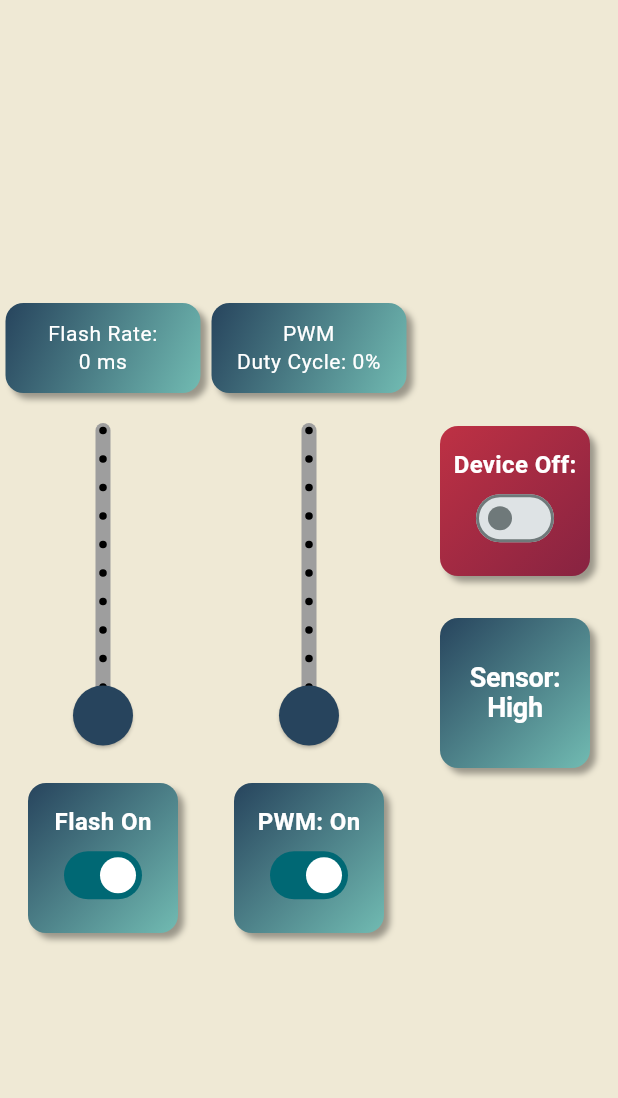
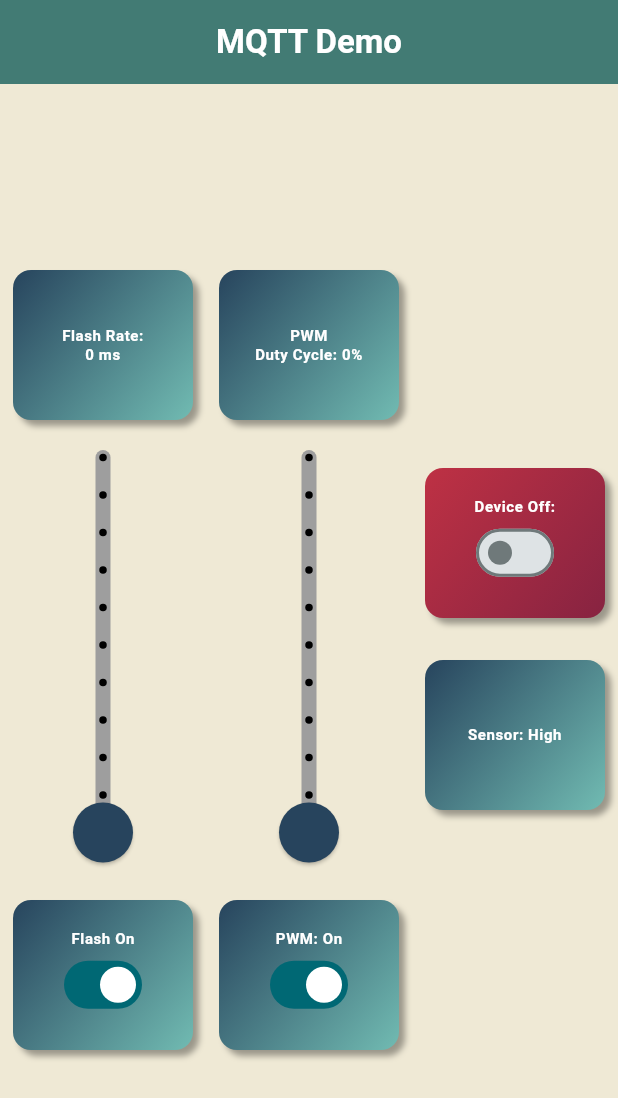
Before and after one commit to AllyTechEngineering/udemy_mqtt_demo_ios, a Flutter app: the screen it shows after launch, on a phone screen of 412 x 824 dp. Shown: the top 1098 px of the screen. Run offline on Flutter 3.47's test engine with Material 3 defaults, Android fonts, the phone set to English and light mode, and no system bars; our stand-ins replace bloc, equatable, flutter_bloc, flutter_dotenv, google_fonts; missing offline and left inert: mqtt_client.

Commit message:
Added a custom_platforms class

```diff
--- a/lib/main.dart
+++ b/lib/main.dart
@@ -77,20 +77,16 @@ class MyApp extends StatelessWidget {
 
   @override
   Widget build(BuildContext context) {
-    return RepositoryProvider(
-      create: (context) => dataRepository,
+    return RepositoryProvider.value(
+      value: dataRepository,
       child: MultiBlocProvider(
         providers: [
-          BlocProvider(
-              create: (context) => PwmCubit(dataRepository)),
-          BlocProvider(
-              create: (context) => FlashCubit(dataRepository)),
+          BlocProvider(create: (context) => PwmCubit(dataRepository)),
+          BlocProvider(create: (context) => FlashCubit(dataRepository)),
           BlocProvider(
               create: (context) => TimerCubit(dataRepository, timerService)),
-          BlocProvider(
-              create: (context) => SensorCubit(dataRepository)),
-          BlocProvider(
-              create: (context) => ToggleCubit(dataRepository)),
+          BlocProvider(create: (context) => SensorCubit(dataRepository)),
+          BlocProvider(create: (context) => ToggleCubit(dataRepository)),
         ],
         child: MaterialApp(
           debugShowCheckedModeBanner: false,
--- a/lib/screens/home_screen.dart
+++ b/lib/screens/home_screen.dart
@@ -12,13 +12,19 @@ class HomeScreen extends StatelessWidget {
   @override
   Widget build(BuildContext context) {
     return Scaffold(
+      appBar: AppBar(
+        title: Text(
+          'MQTT Demo',
+          style: Theme.of(context).textTheme.titleLarge,
+        ),
+      ),
       body: Row(
         mainAxisAlignment: MainAxisAlignment.spaceEvenly,
         children: [
           // const Expanded(
           //   child: TimerWidget(),
           // ),
-          const Expanded(
+           Expanded(
             child: Column(
               mainAxisAlignment: MainAxisAlignment.center,
               crossAxisAlignment: CrossAxisAlignment.center,
@@ -43,7 +49,7 @@ class HomeScreen extends StatelessWidget {
           Expanded(
             child: Column(
               mainAxisAlignment: MainAxisAlignment.center,
-              children: const [
+              children:  [
                 ToggleSwitch(),
                 SizedBox(height: 20),
                 SensorStateWidget(),
--- a/lib/services/mqtt_service.dart
+++ b/lib/services/mqtt_service.dart
@@ -9,7 +9,7 @@ import '../models/device_state_model.dart';
 class MqttService {
   final String _broker = "192.168.1.111"; // Raspberry Pi IP
   final int _port = 1883;
-  final String _clientId = "flutter_client_ios";
+  final String _clientId = "flutter_client_mac";
   final String _topic = "device/state";
 
   late final String _username;
--- a/lib/utilities/constants.dart
+++ b/lib/utilities/constants.dart
@@ -20,12 +20,12 @@ class Constants {
   static const String kToggleFalse = 'Device Off:';
   static const int kFlashRate = 500; // Flash rate in milliseconds
   static const int kPollingDuration = 500; // Polling duration in milliseconds
-  static const double kWidth = 100.0; // Width of container
+  static const double kWidth = 120.0; // Width of container
   static const double kHeight = 100.0; // Height of container
-  static const double kSizedBoxHeight = 300.0;
+  static const double kSizedBoxHeight = 400.0;
   static const double kSizedBoxWidth = 800.0;
-  static const double kSmallBoxHeight = 60.0;
-  static const double kSmallBoxWidth = 130.0;
+  static const double kSmallBoxHeight = 100.0;
+  static const double kSmallBoxWidth = 120.0;
   static const double kLargeBoxHeight = 60.0;
   static const double kLargeBoxWidth = 150.0;
   static const Color kColorTrue = Colors.green;
@@ -34,7 +34,7 @@ class Constants {
   static const Color kColorDark = Color(0xFF497D74);
   static const Color kColorMedium = Color(0xFF71BBB2);
   static const Color kColorLight = Color(0xFFEFE9D5);
-   static const Color kColorDarkestRed = Color(0xFF872341);
+  static const Color kColorDarkestRed = Color(0xFF872341);
   static const Color kColorDarkRed = Color(0xFFBE3144);
   // theme constants
   static const double kToolbarTextStyle = 16.0;
@@ -42,7 +42,7 @@ class Constants {
   static const double kActionsIconThemeIconSize = 24.0;
   static const double kBodyLargeFontSize = 18.0;
   static const double kBodyMediumFontSize = 16.0;
-  static const double kBodySmallFontSize = 14.0;
+  static const double kBodySmallFontSize = 10.0;
   static const double kDisplayLargeFontSize = 18.0;
   static const double kDisplayMediumFontSize = 18.0;
   static const double kDisplaySmallFontSize = 12.0;
--- a/lib/utilities/custom_app_theme.dart
+++ b/lib/utilities/custom_app_theme.dart
@@ -67,6 +67,7 @@ class CustomAppTheme {
         color: Colors.white,
       ),
       bodySmall: GoogleFonts.roboto(
+        fontWeight: FontWeight.bold,
         fontSize: Constants.kBodySmallFontSize,
         color: Colors.white,
       ),
@@ -169,7 +170,6 @@ class CustomAppTheme {
         fontWeight: FontWeight.bold,
         color: Color(0xFF053B50),
       ),
-
     ),
     datePickerTheme: const DatePickerThemeData(
       backgroundColor: Color(0xFFEEEEEE),
--- /dev/null
+++ b/lib/utilities/custom_platform.dart
@@ -0,0 +1,40 @@
+import 'dart:io';
+
+import 'package:flutter/widgets.dart';
+
+class CustomPlatform {
+  double getPlatformAdjustedFontSize(double baseSize) {
+    if (Platform.isIOS) {
+      debugPrint('Platform is iOS');
+      return baseSize + 2.0; // Increase for iOS
+    } else if (Platform.isMacOS) {
+      debugPrint('Platform is macOS');
+      return baseSize + 5.0; // Slight increase for macOS
+    } else if (Platform.isAndroid) {
+      debugPrint('Platform is Android');
+      return baseSize; // Use the default for Android
+    } else if (Platform.isWindows) {
+      debugPrint('Platform is Windows');
+      return baseSize - 0.0; // Slight decrease for Windows
+    } else if (Platform.isLinux) {
+      debugPrint('Platform is Linux');
+      return baseSize - 0.0; // Slight decrease for Linux
+    }
+    return baseSize;
+  }
+
+  double getPlatformAdjustedHeight(double baseHeight) {
+  if (Platform.isIOS) {
+    return baseHeight + 10.0; // Increase for iOS
+  } else if (Platform.isMacOS) {
+    return baseHeight - 10.0; // Increase for macOS
+  } else if (Platform.isAndroid) {
+    return baseHeight; // Default for Android
+  } else if (Platform.isWindows) {
+    return baseHeight - 5.0; // Slight decrease for Windows
+  } else if (Platform.isLinux) {
+    return baseHeight - 5.0; // Slight decrease for Linux
+  }
+  return baseHeight;
+}
+}
--- a/lib/widgets/flash_slider.dart
+++ b/lib/widgets/flash_slider.dart
@@ -2,16 +2,18 @@ import 'package:flutter/material.dart';
 import 'package:flutter_bloc/flutter_bloc.dart';
 import 'package:udemy_mqtt_demo_ios/bloc/cubits/flash_cubit/flash_cubit.dart';
 import 'package:udemy_mqtt_demo_ios/utilities/constants.dart';
+import 'package:udemy_mqtt_demo_ios/utilities/custom_platform.dart';
 
 class FlashSlider extends StatelessWidget {
-  const FlashSlider({super.key});
+   FlashSlider({super.key});
+  final CustomPlatform _customPlatform = CustomPlatform();
 
   @override
   Widget build(BuildContext context) {
     return BlocBuilder<FlashCubit, FlashState>(
       builder: (context, state) {
         return SizedBox(
-          height: Constants.kSizedBoxHeight,
+           height: _customPlatform.getPlatformAdjustedHeight(Constants.kSizedBoxHeight),
           child: Column(
             crossAxisAlignment: CrossAxisAlignment.center,
             mainAxisAlignment: MainAxisAlignment.center,
--- a/lib/widgets/flash_toggle_switch.dart
+++ b/lib/widgets/flash_toggle_switch.dart
@@ -22,7 +22,7 @@ class FlashToggleSwitch extends StatelessWidget {
             children: [
               Text(
                 state.isFlashing ? Constants.kLabelFlashOn : Constants.kLabelFlashOff,
-                style: Theme.of(context).textTheme.bodyMedium,
+                style: Theme.of(context).textTheme.bodySmall,
               ),
               Switch(
                 value: state.isFlashing,
--- a/lib/widgets/pwm_toggle_switch.dart
+++ b/lib/widgets/pwm_toggle_switch.dart
@@ -3,7 +3,6 @@ import 'package:flutter_bloc/flutter_bloc.dart';
 import 'package:udemy_mqtt_demo_ios/bloc/cubits/pwm_cubit/pwm_cubit.dart';
 import 'package:udemy_mqtt_demo_ios/utilities/constants.dart';
 import 'package:udemy_mqtt_demo_ios/utilities/custom_decorations.dart';
-
 
 class PwmToggleSwitch extends StatelessWidget {
   const PwmToggleSwitch({super.key});
@@ -16,13 +15,14 @@ class PwmToggleSwitch extends StatelessWidget {
           width: Constants.kWidth,
           height: Constants.kHeight,
           padding: const EdgeInsets.all(4.0),
-          decoration: CustomDecorations.gradientContainer(isActive: state.isPwmOn),
+          decoration:
+              CustomDecorations.gradientContainer(isActive: state.isPwmOn),
           child: Column(
             mainAxisAlignment: MainAxisAlignment.center,
             children: [
               Text(
                 state.isPwmOn ? Constants.kOn : Constants.kOff,
-                style: Theme.of(context).textTheme.bodyMedium,
+                style: Theme.of(context).textTheme.bodySmall,
               ),
               Switch(
                 value: state.isPwmOn,
--- a/lib/widgets/sensor_state_widget.dart
+++ b/lib/widgets/sensor_state_widget.dart
@@ -21,7 +21,7 @@ class SensorStateWidget extends StatelessWidget {
             decoration: CustomDecorations.gradientContainer(isActive: state.isDetected),
             child: Text(
               state.isDetected ? Constants.kStatusTrue : Constants.kStatusFalse,
-              style: Theme.of(context).textTheme.displayLarge,
+              style: Theme.of(context).textTheme.bodySmall,
               textAlign: TextAlign.center,
             ),
           ),
--- a/lib/widgets/toggle_switch.dart
+++ b/lib/widgets/toggle_switch.dart
@@ -3,10 +3,11 @@ import 'package:flutter_bloc/flutter_bloc.dart';
 import 'package:udemy_mqtt_demo_ios/bloc/cubits/toggle_cubit/toggle_cubit.dart';
 import 'package:udemy_mqtt_demo_ios/utilities/constants.dart';
 import 'package:udemy_mqtt_demo_ios/utilities/custom_decorations.dart';
+import 'package:udemy_mqtt_demo_ios/utilities/custom_platform.dart';
 
 class ToggleSwitch extends StatelessWidget {
-  const ToggleSwitch({super.key});
-
+  ToggleSwitch({super.key});
+  final CustomPlatform _customPlatform = CustomPlatform();
   @override
   Widget build(BuildContext context) {
     return BlocBuilder<ToggleCubit, ToggleState>(
@@ -24,7 +25,11 @@ class ToggleSwitch extends StatelessWidget {
                 state.toggleDeviceState
                     ? Constants.kToggleTrue
                     : Constants.kToggleFalse,
-                style: Theme.of(context).textTheme.bodyMedium,
+                style: Theme.of(context).textTheme.bodySmall?.copyWith(
+                      fontSize: _customPlatform.getPlatformAdjustedFontSize(
+                          Constants.kBodySmallFontSize),
+                    ),
+                textAlign: TextAlign.center,
               ),
               Switch(
                 value: state.toggleDeviceState,
```
Also changed, not shown: 2274 other files.
